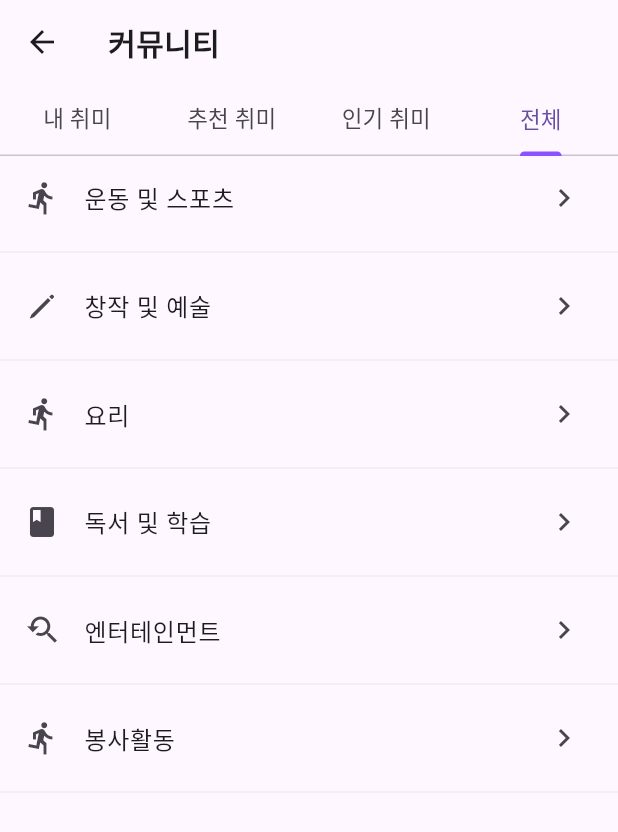
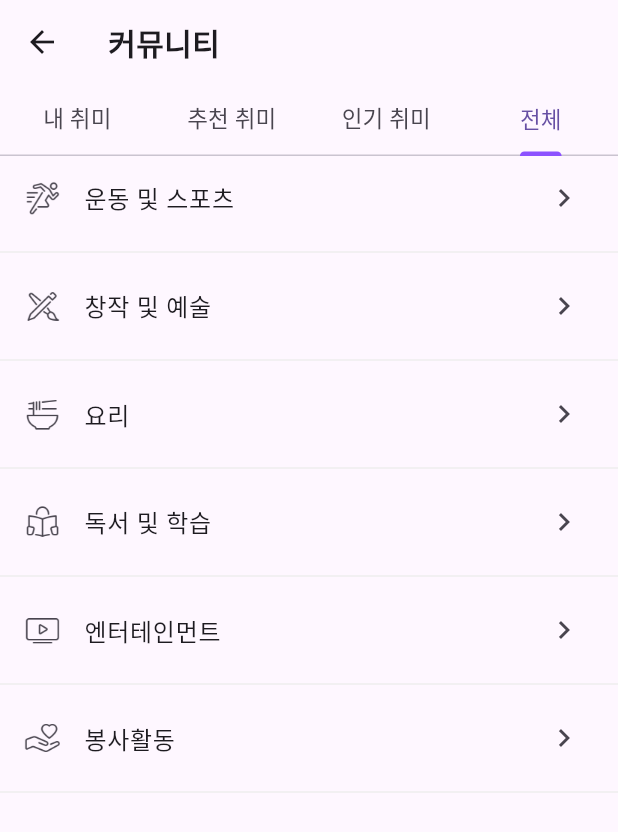
Before and after one commit to HappyHobyy/Front-end, a Flutter app: the CommunityPage screen opened directly, tab 4 chosen, on a phone screen of 412 x 824 dp. Shown: the top 832 px of the screen. Run offline on Flutter 3.47's test engine with Material 3 defaults, Android fonts, the phone set to English and light mode, and no system bars; our stand-ins replace cached_network_image, carousel_slider, expandable_text, flutter_animate, flutter_secure_storage, flutter_svg and 4 more; missing offline and left inert: flutter_naver_login, kakao_flutter_sdk_user; accounts and stored records are empty; network calls fail; statements that could not run were skipped.

Commit message:
Feature: Connected individual community pages to actual Community Tabs page

```diff
--- a/lib/widgets/community.dart
+++ b/lib/widgets/community.dart
@@ -1,5 +1,5 @@
-import 'package:flutter/cupertino.dart';
 import 'package:flutter/material.dart';
+import 'package:hobbyhobby/communitys/second_root_page.dart';
 import 'package:hobbyhobby/constants.dart';
 import 'package:hobbyhobby/widgets/like_button.dart';
 
@@ -67,13 +67,19 @@
   "엔터테인먼트",
   "봉사활동"
 ];
-List<Icon> allHobbiesListIcons = const <Icon>[
-  Icon(Icons.directions_run),
-  Icon(CupertinoIcons.pencil),
-  Icon(Icons.directions_run),
-  Icon(Icons.book),
-  Icon(Icons.youtube_searched_for),
-  Icon(Icons.directions_run),
+List<AssetImage> allHobbiesListIcons = const <AssetImage>[
+  AssetImage("assets/community_icons/Exercise.png"),
+  AssetImage("assets/community_icons/Drawing.png"),
+  AssetImage("assets/community_icons/Noodles.png"),
+  AssetImage("assets/community_icons/Reading.png"),
+  AssetImage("assets/community_icons/TV Show.png"),
+  AssetImage("assets/community_icons/Trust.png"),
+  // Icon(Icons.directions_run),
+  // Icon(CupertinoIcons.pencil),
+  // Icon(Icons.directions_run),
+  // Icon(Icons.book),
+  // Icon(Icons.youtube_searched_for),
+  // Icon(Icons.directions_run),
 ];
 
 ListView toListView(List<String> strings) {
@@ -89,7 +95,6 @@
         } else {
           return ListTile(
             leading: CircleAvatar(
-              // child: Text('A'),
               backgroundImage: hobbyImageMap[strings[index]],
             ),
             title: Text(strings[index]),
@@ -99,7 +104,7 @@
                 context,
                 MaterialPageRoute(
                   builder: (context) =>
-                      SpecificCommunityPage(content: strings[index]),
+                      SecondRootPage(communityName: strings[index]),
                 ),
               );
             },
@@ -154,7 +159,8 @@
                       return Container(); // zero height: not visible
                     } else {
                       return ListTile(
-                          leading: allHobbiesListIcons[index],
+                          // leading: ImageIcon(allHobbiesListIcons[index]),
+                          leading: ImageIcon(allHobbiesListIcons[index]),
                           title: Text(allHobbiesList[index]),
                           trailing: const Icon(Icons.navigate_next),
                           onTap: () {
@@ -163,7 +169,7 @@
                               MaterialPageRoute(
                                 builder: (context) => GroupedCommunityPage(
                                   content: allHobbiesList[index],
-                                  icon: allHobbiesListIcons[index],
+                                  icon: ImageIcon((allHobbiesListIcons[index])),
                                 ),
                               ),
                             );
@@ -198,19 +204,25 @@
 
 class GroupedCommunityPage extends StatelessWidget {
   final String content;
-  final Icon icon;
+  final ImageIcon icon;
 
   const GroupedCommunityPage(
       {super.key, required this.content, required this.icon});
 
   @override
   Widget build(BuildContext context) {
-    return Scaffold(
+    return Theme(
+      data: ThemeData(
+        splashColor: Colors.transparent,
+        highlightColor: Colors.transparent,
+      ),
+      child: Scaffold(
         appBar: AppBar(
           title: Row(
             mainAxisSize: MainAxisSize.min,
             children: [
               icon,
+              const SizedBox(width: 8), // space between icon and title
               Text(
                 content,
                 style: titleTextStyle,
@@ -219,6 +231,7 @@
           ),
         ),
         body: toListView(myHobbiesList),
+      ),
     );
   }
 }
```
Also changed, not shown: lib/communitys/community_home.dart (+12 -10 lines), lib/communitys/second_root_page.dart (+8 -3 lines), pubspec.yaml (+4 -4 lines), pubspec.lock, 1 other file. Lines whose indentation alone changed are shown as unchanged.
